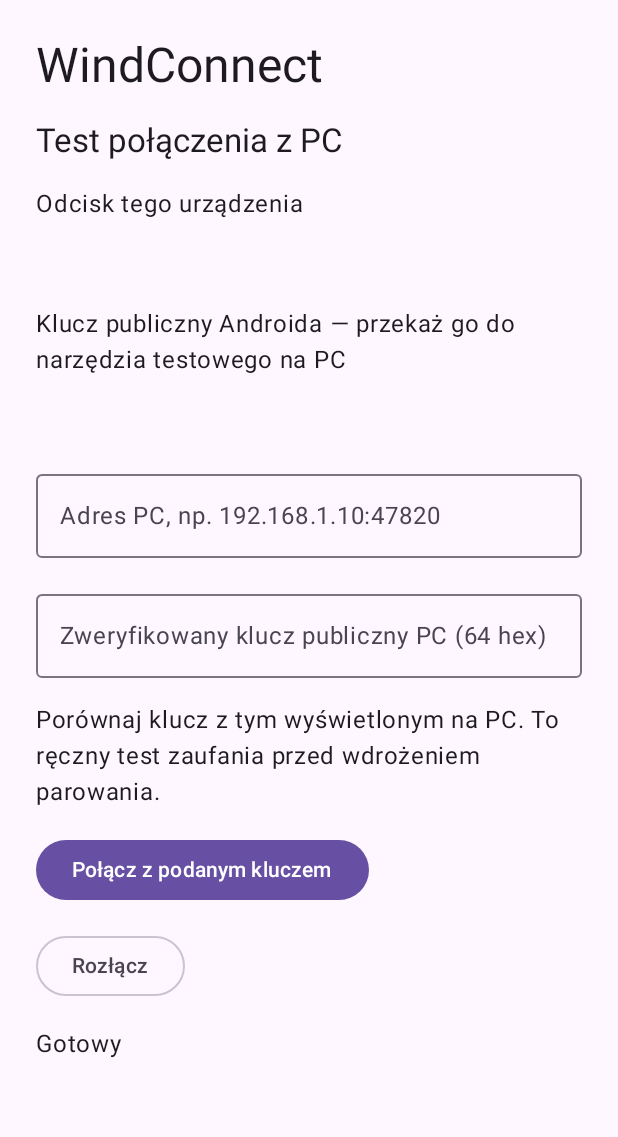
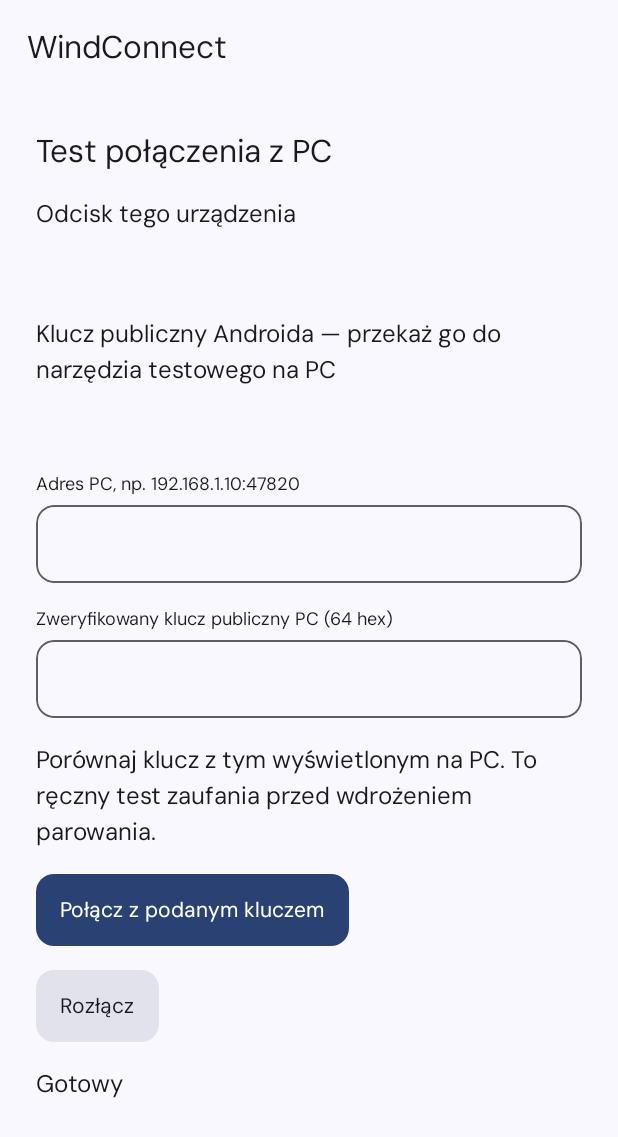
Before and after one commit to prejas3/WindConnect, an Android app built with Jetpack Compose: the screen it shows after launch (MainActivity), on a phone screen of 412 x 824 dp. Shown: the top 1137 px of the screen. Run offline under Robolectric (Android 15) with nearby library versions, the phone set to English and light mode, and no system bars; 8 statements that could not run were skipped.

Commit message:
WN-22 (v0.22.0): dodaj motyw Material You i wlasne komponenty Android

```diff
--- a/apps/android/app/build.gradle.kts
+++ b/apps/android/app/build.gradle.kts
@@ -12,8 +12,8 @@ android {
         applicationId = "io.github.prejas3.windconnect"
         minSdk = 29
         targetSdk = 35
-        versionCode = 27
-        versionName = "0.21.0"
+        versionCode = 28
+        versionName = "0.22.0"
         ndk { abiFilters += listOf("arm64-v8a", "x86_64") }
 
         testInstrumentationRunner = "androidx.test.runner.AndroidJUnitRunner"
@@ -21,6 +21,7 @@ android {
 
     buildFeatures {
         compose = true
+        buildConfig = true
     }
 
     compileOptions {
--- a/apps/android/app/src/main/java/io/github/prejas3/windconnect/MainActivity.kt
+++ b/apps/android/app/src/main/java/io/github/prejas3/windconnect/MainActivity.kt
@@ -3,6 +3,7 @@ package io.github.prejas3.windconnect
 import android.os.Bundle
 import androidx.activity.ComponentActivity
 import androidx.activity.compose.setContent
+import androidx.activity.enableEdgeToEdge
 import android.app.Application
 import androidx.compose.foundation.layout.Arrangement
 import androidx.compose.foundation.layout.Column
@@ -12,9 +13,6 @@ import androidx.compose.foundation.layout.fillMaxWidth
 import androidx.compose.foundation.rememberScrollState
 import androidx.compose.foundation.text.selection.SelectionContainer
 import androidx.compose.foundation.verticalScroll
-import androidx.compose.material3.Button
-import androidx.compose.material3.OutlinedButton
-import androidx.compose.material3.OutlinedTextField
 import androidx.compose.material3.MaterialTheme
 import androidx.compose.material3.Surface
 import androidx.compose.material3.Text
@@ -31,6 +29,10 @@ import androidx.lifecycle.compose.collectAsStateWithLifecycle
 import androidx.lifecycle.viewmodel.compose.viewModel
 import io.github.prejas3.windconnect.core.ConnectionState
 import io.github.prejas3.windconnect.core.WindCore
+import io.github.prejas3.windconnect.ui.WindApp
+import io.github.prejas3.windconnect.ui.WindButton
+import io.github.prejas3.windconnect.ui.WindField
+import io.github.prejas3.windconnect.ui.ButtonKind
 import kotlinx.coroutines.CancellationException
 import kotlinx.coroutines.CoroutineScope
 import kotlinx.coroutines.Dispatchers
@@ -46,12 +48,9 @@ import kotlinx.coroutines.sync.withLock
 class MainActivity : ComponentActivity() {
     override fun onCreate(savedInstanceState: Bundle?) {
         super.onCreate(savedInstanceState)
+        enableEdgeToEdge()
         setContent {
-            MaterialTheme {
-                Surface(modifier = Modifier.fillMaxSize()) {
-                    ConnectionScreen()
-                }
-            }
+            WindApp { ConnectionScreen() }
         }
     }
 }
@@ -144,24 +143,23 @@ private fun ConnectionScreen(model: ConnectionViewModel = viewModel()) {
         modifier = Modifier.fillMaxSize().verticalScroll(rememberScrollState()).padding(24.dp),
         verticalArrangement = Arrangement.spacedBy(16.dp),
     ) {
-        Text("WindConnect", style = MaterialTheme.typography.headlineLarge)
         Text("Test połączenia z PC", style = MaterialTheme.typography.titleLarge)
         Text("Odcisk tego urządzenia")
         SelectionContainer { Text(ui.fingerprint) }
         Text("Klucz publiczny Androida — przekaż go do narzędzia testowego na PC")
         SelectionContainer { Text(ui.publicKey, modifier = Modifier.testTag("localKey")) }
-        OutlinedTextField(
-            value = address, onValueChange = { address = it }, label = { Text("Adres PC, np. 192.168.1.10:47820") },
+        WindField(
+            value = address, onValueChange = { address = it }, label = "Adres PC, np. 192.168.1.10:47820",
             modifier = Modifier.fillMaxWidth().testTag("peerAddress"), singleLine = true,
         )
-        OutlinedTextField(
-            value = key, onValueChange = { key = it.trim() }, label = { Text("Zweryfikowany klucz publiczny PC (64 hex)") },
+        WindField(
+            value = key, onValueChange = { key = it.trim() }, label = "Zweryfikowany klucz publiczny PC (64 hex)",
             modifier = Modifier.fillMaxWidth().testTag("peerKey"),
         )
         Text("Porównaj klucz z tym wyświetlonym na PC. To ręczny test zaufania przed wdrożeniem parowania.")
-        Button(onClick = { model.connect(address, key) }, enabled = ui.ready && !ui.busy,
-            modifier = Modifier.testTag("connect")) { Text("Połącz z podanym kluczem") }
-        OutlinedButton(onClick = model::disconnect, enabled = ui.ready && !ui.busy) { Text("Rozłącz") }
+        WindButton("Połącz z podanym kluczem", onClick = { model.connect(address, key) }, enabled = ui.ready && !ui.busy,
+            modifier = Modifier.testTag("connect"))
+        WindButton("Rozłącz", onClick = model::disconnect, enabled = ui.ready && !ui.busy, kind = ButtonKind.Secondary)
         Text(ui.status, modifier = Modifier.testTag("connectionStatus"))
     }
 }
--- /dev/null
+++ b/apps/android/app/src/main/java/io/github/prejas3/windconnect/ui/App.kt
@@ -0,0 +1,95 @@
+package io.github.prejas3.windconnect.ui
+
+import android.os.Build
+import androidx.compose.foundation.background
+import androidx.compose.foundation.layout.*
+import androidx.compose.foundation.rememberScrollState
+import androidx.compose.foundation.verticalScroll
+import androidx.compose.material3.MaterialTheme
+import androidx.compose.material3.Text
+import androidx.compose.runtime.*
+import androidx.compose.runtime.saveable.rememberSaveable
+import androidx.compose.ui.Modifier
+import androidx.compose.ui.platform.LocalContext
+import androidx.compose.ui.platform.testTag
+import androidx.compose.ui.semantics.*
+import androidx.compose.ui.unit.dp
+import androidx.compose.ui.text.style.TextOverflow
+import io.github.prejas3.windconnect.BuildConfig
+
+@Composable
+fun WindApp(connection: @Composable () -> Unit) {
+    val preferences = LocalContext.current.getSharedPreferences("appearance", 0)
+    var modeName by rememberSaveable { mutableStateOf(preferences.getString("theme", ThemeMode.System.name) ?: ThemeMode.System.name) }
+    var dynamic by rememberSaveable { mutableStateOf(preferences.getBoolean("dynamic", true)) }
+    var preview by rememberSaveable { mutableStateOf(false) }
+    val mode = ThemeMode.entries.firstOrNull { it.name == modeName } ?: ThemeMode.System
+    WindConnectTheme(mode, dynamic) {
+        Column(Modifier.fillMaxSize().background(MaterialTheme.colorScheme.background).safeDrawingPadding().imePadding()) {
+            Row(Modifier.fillMaxWidth().padding(horizontal = 18.dp, vertical = 8.dp), horizontalArrangement = Arrangement.SpaceBetween) {
+                Text("WindConnect", modifier = Modifier.weight(1f).padding(end = 12.dp, top = 10.dp, bottom = 10.dp), style = MaterialTheme.typography.titleLarge, maxLines = 1, overflow = TextOverflow.Ellipsis)
+                if (BuildConfig.DEBUG) WindButton(if (preview) "Połączenie" else "Podgląd", onClick = { preview = !preview }, modifier = Modifier.testTag("previewToggle"), kind = ButtonKind.Quiet)
+            }
+            Box(Modifier.weight(1f)) {
+                if (BuildConfig.DEBUG && preview) ComponentPreview(
+                    mode, dynamic,
+                    onMode = { modeName = it.name; preferences.edit().putString("theme", it.name).apply() },
+                    onDynamic = { dynamic = it; preferences.edit().putBoolean("dynamic", it).apply() },
+                ) else connection()
+            }
+        }
+    }
+}
+
+@Composable
+private fun ComponentPreview(mode: ThemeMode, dynamic: Boolean, onMode: (ThemeMode) -> Unit, onDynamic: (Boolean) -> Unit) {
+    var clipboard by rememberSaveable { mutableStateOf(true) }
+    var name by rememberSaveable { mutableStateOf("") }
+    var validated by rememberSaveable { mutableStateOf(false) }
+    var feedback by rememberSaveable { mutableStateOf("Wszystkie dane i akcje są przykładowe.") }
+    var complete by rememberSaveable { mutableStateOf(false) }
+    val colors = MaterialTheme.colorScheme
+    Column(Modifier.fillMaxSize().verticalScroll(rememberScrollState()).padding(18.dp).testTag("componentPreview"), verticalArrangement = Arrangement.spacedBy(16.dp)) {
+        Text("Podgląd komponentów", style = MaterialTheme.typography.headlineSmall)
+        Text("DEV · dane demonstracyjne", color = colors.onSurfaceVariant, style = MaterialTheme.typography.bodySmall)
+        Row(Modifier.fillMaxWidth(), horizontalArrangement = Arrangement.spacedBy(6.dp)) {
+            listOf(ThemeMode.System to "System", ThemeMode.Light to "Jasny", ThemeMode.Dark to "Ciemny").forEach { (item, label) ->
+                WindButton(label, { onMode(item) }, Modifier.weight(1f).testTag("theme-${item.name}").semantics { selected = item == mode }, kind = if (item == mode) ButtonKind.Primary else ButtonKind.Secondary)
+            }
+        }
+        if (Build.VERSION.SDK_INT >= Build.VERSION_CODES.S) {
+            WindSwitch("Kolor z tapety", dynamic, onDynamic, Modifier.testTag("dynamicColor"))
+        } else Text("Android 10/11 · paleta WindConnect", color = colors.onSurfaceVariant, style = MaterialTheme.typography.bodySmall)
+        Text(if (dynamic && Build.VERSION.SDK_INT >= 31) "Material You · kolor systemowy" else "Paleta z makiet WN-20", modifier = Modifier.testTag("paletteSource"), style = MaterialTheme.typography.bodySmall)
+        WindCard(Modifier.fillMaxWidth()) {
+            Text("SZYMON-PC", style = MaterialTheme.typography.headlineSmall)
+            Text("Przykład · Połączono · Wi-Fi", color = colors.onSurfaceVariant, style = MaterialTheme.typography.bodySmall)
+            Row(horizontalArrangement = Arrangement.spacedBy(8.dp)) {
+                WindAction("Wyślij plik", "Do komputera", "send", { feedback = "Przykład: wyślij plik" }, Modifier.weight(1f).testTag("actionSend"))
+                WindAction("Schowek", "Wyślij tekst", "clipboard", { feedback = "Przykład: schowek" }, Modifier.weight(1f))
+            }
+            Row(horizontalArrangement = Arrangement.spacedBy(8.dp)) {
+                WindAction("Touchpad", "Steruj kursorem", "touch", { feedback = "Przykład: touchpad" }, Modifier.weight(1f))
+                WindAction("Zablokuj PC", "Zdalna blokada", "lock", { feedback = "Przykład: blokada" }, Modifier.weight(1f))
+            }
+        }
+        WindCard(Modifier.fillMaxWidth()) {
+            Text("Przykładowy transfer", style = MaterialTheme.typography.titleMedium)
+            Text(if (complete) "Wysłano · 240 MB" else "23 zdjęcia · 154 z 240 MB", style = MaterialTheme.typography.bodyMedium)
+            Box(Modifier.fillMaxWidth().height(5.dp).background(colors.surface).semantics { progressBarRangeInfo = ProgressBarRangeInfo(if (complete) 1f else .64f, 0f..1f) }) {
+                Box(Modifier.fillMaxWidth(if (complete) 1f else .64f).fillMaxHeight().background(colors.primary))
+            }
+            WindButton(if (complete) "Resetuj przykład" else "Zakończ przykład", { complete = !complete }, kind = ButtonKind.Secondary)
+        }
+        WindCard(Modifier.fillMaxWidth()) {
+            Text("Pola i przełączniki", style = MaterialTheme.typography.titleMedium)
+            WindSwitch("Automatyczny schowek", clipboard, { clipboard = it }, Modifier.testTag("sampleSwitch"))
+            WindField(name, { name = it }, "Nazwa komputera", Modifier.testTag("sampleName"), errorText = if (validated && name.isBlank()) "Wpisz nazwę komputera." else null)
+            WindButton("Sprawdź nazwę", { validated = true; if (name.isNotBlank()) feedback = "Przykład: nazwa poprawna" }, Modifier.testTag("validateName"))
+            WindButton("Niedostępny", {}, enabled = false, kind = ButtonKind.Secondary)
+        }
+        Text("Zażółć gęślą jaźń. 0123456789 · DM Sans", style = MaterialTheme.typography.bodyMedium)
+        Text(feedback, modifier = Modifier.testTag("previewFeedback").semantics { liveRegion = LiveRegionMode.Polite }, color = colors.onSurfaceVariant, style = MaterialTheme.typography.bodySmall)
+        Text("Podgląd nie łączy z komputerem i nie wysyła plików.", color = colors.onSurfaceVariant, style = MaterialTheme.typography.bodySmall)
+    }
+}
--- /dev/null
+++ b/apps/android/app/src/main/java/io/github/prejas3/windconnect/ui/Components.kt
@@ -0,0 +1,100 @@
+package io.github.prejas3.windconnect.ui
+
+import androidx.compose.foundation.Canvas
+import androidx.compose.foundation.background
+import androidx.compose.foundation.border
+import androidx.compose.foundation.clickable
+import androidx.compose.foundation.layout.*
+import androidx.compose.foundation.shape.RoundedCornerShape
+import androidx.compose.foundation.text.BasicTextField
+import androidx.compose.foundation.selection.toggleable
+import androidx.compose.material3.MaterialTheme
+import androidx.compose.material3.Text
+import androidx.compose.runtime.Composable
+import androidx.compose.runtime.remember
+import androidx.compose.ui.Modifier
+import androidx.compose.ui.Alignment
+import androidx.compose.ui.draw.clip
+import androidx.compose.ui.geometry.Offset
+import androidx.compose.ui.graphics.SolidColor
+import androidx.compose.ui.graphics.StrokeCap
+import androidx.compose.ui.graphics.StrokeJoin
+import androidx.compose.ui.graphics.drawscope.Stroke
+import androidx.compose.ui.graphics.drawscope.scale
+import androidx.compose.ui.graphics.vector.PathParser
+import androidx.compose.ui.semantics.Role
+import androidx.compose.ui.semantics.error
+import androidx.compose.ui.semantics.contentDescription
+import androidx.compose.ui.semantics.semantics
+import androidx.compose.ui.unit.dp
+
+enum class ButtonKind { Primary, Secondary, Quiet }
+
+@Composable
+fun WindButton(text: String, onClick: () -> Unit, modifier: Modifier = Modifier, enabled: Boolean = true, kind: ButtonKind = ButtonKind.Primary) {
+    val colors = MaterialTheme.colorScheme
+    val background = when { !enabled -> colors.surfaceVariant; kind == ButtonKind.Primary -> colors.primary; kind == ButtonKind.Secondary -> colors.surfaceVariant; else -> colors.surface }
+    val foreground = when { !enabled -> colors.onSurfaceVariant; kind == ButtonKind.Primary -> colors.onPrimary; else -> colors.onSurface }
+    Box(modifier.defaultMinSize(minHeight = 48.dp).clip(RoundedCornerShape(12.dp))
+        .background(background).clickable(enabled = enabled, role = Role.Button, onClick = onClick).padding(horizontal = 16.dp, vertical = 12.dp), contentAlignment = Alignment.Center) {
+        Text(text, color = foreground, style = MaterialTheme.typography.labelLarge)
+    }
+}
+
+@Composable
+fun WindCard(modifier: Modifier = Modifier, content: @Composable ColumnScope.() -> Unit) {
+    Column(modifier.clip(RoundedCornerShape(20.dp)).background(MaterialTheme.colorScheme.surfaceVariant).padding(18.dp), verticalArrangement = Arrangement.spacedBy(12.dp), content = content)
+}
+
+@Composable
+fun WindField(value: String, onValueChange: (String) -> Unit, label: String, modifier: Modifier = Modifier, errorText: String? = null, singleLine: Boolean = true) {
+    val colors = MaterialTheme.colorScheme
+    Column(Modifier.fillMaxWidth(), verticalArrangement = Arrangement.spacedBy(6.dp)) {
+        Text(label, style = MaterialTheme.typography.labelMedium)
+        BasicTextField(value, onValueChange, modifier = modifier.fillMaxWidth().defaultMinSize(minHeight = 52.dp)
+            .clip(RoundedCornerShape(12.dp)).background(colors.surface)
+            .border(1.dp, if (errorText == null) colors.outline else colors.error, RoundedCornerShape(12.dp))
+            .semantics { contentDescription = label; if (errorText != null) error(errorText) }.padding(12.dp),
+            textStyle = MaterialTheme.typography.bodyMedium.copy(color = colors.onSurface),
+            cursorBrush = SolidColor(colors.primary), singleLine = singleLine)
+        if (errorText != null) Text(errorText, color = colors.error, style = MaterialTheme.typography.bodySmall)
+    }
+}
+
+@Composable
+fun WindSwitch(label: String, checked: Boolean, onCheckedChange: (Boolean) -> Unit, modifier: Modifier = Modifier) {
+    val colors = MaterialTheme.colorScheme
+    Row(modifier.fillMaxWidth().heightIn(min = 48.dp).toggleable(value = checked, role = Role.Switch, onValueChange = onCheckedChange), verticalAlignment = Alignment.CenterVertically) {
+        Text(label, modifier = Modifier.weight(1f).padding(end = 12.dp), style = MaterialTheme.typography.bodyMedium)
+        Canvas(Modifier.size(40.dp, 24.dp)) {
+            drawRoundRect(if (checked) colors.primary else colors.outline, cornerRadius = androidx.compose.ui.geometry.CornerRadius(size.height / 2))
+            drawCircle(if (checked) colors.onPrimary else colors.surface, radius = 8.dp.toPx(), center = Offset(if (checked) size.width - 12.dp.toPx() else 12.dp.toPx(), size.height / 2))
+        }
+    }
+}
+
+// CCS/1 DEP:own SVG paths from accepted WN-20 | RULE:decorative; parent supplies accessible label.
+@Composable
+fun WindIcon(name: String, modifier: Modifier = Modifier) {
+    val color = MaterialTheme.colorScheme.primary
+    val data = when (name) {
+        "send" -> "M12 16V4M7 9l5-5 5 5M5 17v3h14v-3"
+        "clipboard" -> "M6 5h12v16H6zM9 3h6v4H9zM9 12h6M9 16h4"
+        "lock" -> "M5 10h14v11H5zM8 10V7a4 4 0 0 1 8 0v3M12 14v3"
+        "touch" -> "M4 3h16v18H4zM4 15h16M12 15v6M9 8l2 2 4-4"
+        "phone" -> "M6 2h12v20H6zM10 5h4M11 19h2"
+        else -> "M3 4h18v12H3zM8 21h8M12 16v5"
+    }
+    val path = remember(data) { PathParser().parsePathString(data).toPath() }
+    Canvas(modifier.size(24.dp)) { scale(size.width / 24f, size.height / 24f, pivot = Offset.Zero) { drawPath(path, color, style = Stroke(1.65f, cap = StrokeCap.Round, join = StrokeJoin.Round)) } }
+}
+
+@Composable
+fun WindAction(title: String, subtitle: String, icon: String, onClick: () -> Unit, modifier: Modifier = Modifier) {
+    Column(modifier.heightIn(min = 96.dp).clip(RoundedCornerShape(13.dp)).background(MaterialTheme.colorScheme.surface)
+        .clickable(role = Role.Button, onClick = onClick).padding(12.dp), verticalArrangement = Arrangement.spacedBy(6.dp)) {
+        WindIcon(icon)
+        Text(title, style = MaterialTheme.typography.labelLarge)
+        Text(subtitle, color = MaterialTheme.colorScheme.onSurfaceVariant, style = MaterialTheme.typography.bodySmall)
+    }
+}
--- /dev/null
+++ b/apps/android/app/src/main/java/io/github/prejas3/windconnect/ui/Theme.kt
@@ -0,0 +1,83 @@
+package io.github.prejas3.windconnect.ui
+
+import android.os.Build
+import android.app.Activity
+import android.content.Context
+import android.content.ContextWrapper
+import androidx.compose.foundation.isSystemInDarkTheme
+import androidx.compose.material3.*
+import androidx.compose.runtime.Composable
+import androidx.compose.runtime.SideEffect
+import androidx.compose.runtime.CompositionLocalProvider
+import androidx.compose.ui.graphics.Color
+import androidx.compose.ui.platform.LocalContext
+import androidx.compose.ui.platform.LocalView
+import androidx.core.view.WindowCompat
+import androidx.compose.ui.text.TextStyle
+import androidx.compose.ui.text.font.Font
+import androidx.compose.ui.text.font.FontFamily
+import androidx.compose.ui.text.font.FontWeight
+import androidx.compose.ui.unit.sp
+import io.github.prejas3.windconnect.R
+
+enum class ThemeMode { System, Light, Dark }
+
+private tailrec fun Context.activity(): Activity? = when (this) {
+    is Activity -> this
+    is ContextWrapper -> baseContext.activity()
+    else -> null
+}
+
+// CCS/1 DEP:accepted WN-20, DM Sans OFL | RULE:Android 10/11 use the same brand palette.
+val BrandLight = lightColorScheme(
+    primary = Color(0xFF0D7F74), onPrimary = Color.White,
+    primaryContainer = Color(0xFFD7EFEB), onPrimaryContainer = Color(0xFF0B5E55),
+    background = Color(0xFFF8FBFB), onBackground = Color(0xFF15282F),
+    surface = Color(0xFFF8FBFB), onSurface = Color(0xFF15282F),
+    surfaceVariant = Color(0xFFE8EFEF), onSurfaceVariant = Color(0xFF52686E),
+    outline = Color(0xFFCCDADB), error = Color(0xFFAD2838),
+)
+val BrandDark = darkColorScheme(
+    primary = Color(0xFF43C9B8), onPrimary = Color(0xFF062E28),
+    primaryContainer = Color(0xFF1F5C55), onPrimaryContainer = Color(0xFFDFF7F2),
+    background = Color(0xFF16242B), onBackground = Color(0xFFE9F1F1),
+    surface = Color(0xFF16242B), onSurface = Color(0xFFE9F1F1),
+    surfaceVariant = Color(0xFF22343C), onSurfaceVariant = Color(0xFFA1B2B6),
+    outline = Color(0xFF34454B), error = Color(0xFFFF9DA9),
+)
+private val DmSans = FontFamily(
+    Font(R.font.dm_sans, FontWeight.Normal),
+    Font(R.font.dm_sans, FontWeight.Medium),
+    Font(R.font.dm_sans, FontWeight.SemiBold),
+    Font(R.font.dm_sans, FontWeight.Bold),
+)
+private fun type(size: Int, line: Int, weight: FontWeight = FontWeight.Normal) = TextStyle(
+    fontFamily = DmSans, fontWeight = weight, fontSize = size.sp, lineHeight = line.sp,
+)
+val WindTypography = Typography(
+    displayLarge = type(40, 48, FontWeight.Bold), displayMedium = type(36, 44, FontWeight.Bold), displaySmall = type(32, 40, FontWeight.Bold),
+    headlineLarge = type(28, 36, FontWeight.Bold), headlineMedium = type(25, 32, FontWeight.Bold), headlineSmall = type(22, 30, FontWeight.Bold),
+    titleLarge = type(21, 28, FontWeight.Bold), titleMedium = type(16, 24, FontWeight.SemiBold), titleSmall = type(14, 20, FontWeight.SemiBold),
+    bodyLarge = type(16, 24), bodyMedium = type(14, 21), bodySmall = type(12, 18),
+    labelLarge = type(14, 20, FontWeight.SemiBold), labelMedium = type(12, 18, FontWeight.SemiBold), labelSmall = type(11, 16, FontWeight.Medium),
+)
+
+@Composable
+fun WindConnectTheme(mode: ThemeMode = ThemeMode.System, dynamicColor: Boolean = true, content: @Composable () -> Unit) {
+    val dark = when (mode) { ThemeMode.System -> isSystemInDarkTheme(); ThemeMode.Light -> false; ThemeMode.Dark -> true }
+    val colors = if (dynamicColor && Build.VERSION.SDK_INT >= Build.VERSION_CODES.S) {
+        if (dark) dynamicDarkColorScheme(LocalContext.current) else dynamicLightColorScheme(LocalContext.current)
+    } else if (dark) BrandDark else BrandLight
+    val view = LocalView.current
+    SideEffect {
+        view.context.activity()?.window?.let { window ->
+            WindowCompat.getInsetsController(window, view).apply {
+                isAppearanceLightStatusBars = !dark
+                isAppearanceLightNavigationBars = !dark
+            }
+        }
+    }
+    MaterialTheme(colorScheme = colors, typography = WindTypography) {
+        CompositionLocalProvider(LocalContentColor provides colors.onBackground, content = content)
+    }
+}
--- /dev/null
+++ b/apps/android/app/src/main/res/values-night/themes.xml
@@ -0,0 +1,9 @@
+<resources>
+    <style name="Theme.WindConnect" parent="android:style/Theme.Material.NoActionBar">
+        <item name="android:windowLightStatusBar">false</item>
+        <item name="android:windowLightNavigationBar">false</item>
+        <item name="android:windowBackground">#16242B</item>
+        <item name="android:statusBarColor">#16242B</item>
+        <item name="android:navigationBarColor">#16242B</item>
+    </style>
+</resources>
--- a/apps/android/app/src/main/res/values/themes.xml
+++ b/apps/android/app/src/main/res/values/themes.xml
@@ -2,7 +2,8 @@
     <style name="Theme.WindConnect" parent="android:style/Theme.Material.Light.NoActionBar">
         <item name="android:fontFamily">sans</item>
         <item name="android:windowLightStatusBar">true</item>
-        <item name="android:statusBarColor">#F5F7FB</item>
-        <item name="android:navigationBarColor">#F5F7FB</item>
+        <item name="android:windowBackground">#F8FBFB</item>
+        <item name="android:statusBarColor">#F8FBFB</item>
+        <item name="android:navigationBarColor">#F8FBFB</item>
     </style>
 </resources>
--- a/apps/android/wind-core/build.gradle.kts
+++ b/apps/android/wind-core/build.gradle.kts
@@ -5,7 +5,7 @@ plugins {
 }
 
 group = "io.github.prejas3.windconnect"
-version = "0.21.0"
+version = "0.22.0"
 
 val repositoryRoot = rootProject.projectDir.resolve("../..").canonicalFile
 val rustTarget = layout.buildDirectory.dir("rust")
```
Also changed, not shown: apps/android/app/src/main/assets/DM-Sans-OFL.txt (added, +93 -0 lines), apps/android/app/src/main/assets/NOTICE.txt (added, +8 -0 lines), apps/android/app/src/main/res/font/dm_sans.ttf (added), 8 other files.
